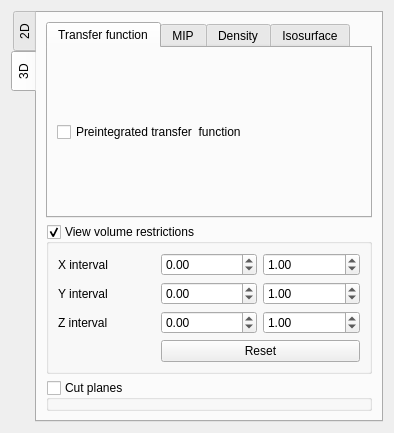
JanKolomaznik/MedV4D, file MedV4D/src/GUI/widgets/ViewerControls.ui: the form before one commit.
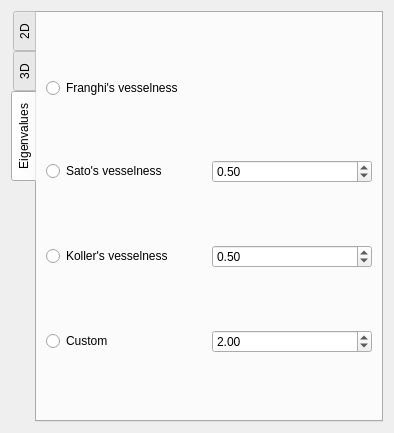
The form after the commit. The open tabs and pages were chosen to show the change. Custom widgets are drawn as their Qt base class.

Commit message: Eigenvalue shader is now controlled from the UI widgets.

```diff
--- a/MedV4D/src/GUI/widgets/ViewerControls.ui
+++ b/MedV4D/src/GUI/widgets/ViewerControls.ui
@@ -20,7 +20,7 @@
       <enum>QTabWidget::West</enum>
      </property>
      <property name="currentIndex">
-      <number>1</number>
+      <number>2</number>
      </property>
      <widget class="QWidget" name="m2DTab">
       <attribute name="title">
@@ -209,13 +209,13 @@
          </property>
          <widget class="QWidget" name="tab_4">
           <attribute name="title">
-           <string>Transfer function</string>
+           <string>Transfer Function</string>
           </attribute>
           <layout class="QGridLayout" name="gridLayout_3">
            <item row="0" column="0">
             <widget class="QCheckBox" name="mEnablePreintegratedTFCheckBox">
              <property name="text">
-              <string>Preintegrated transfer  function</string>
+              <string>Enable preintegrated transfer function</string>
              </property>
             </widget>
            </item>
@@ -379,6 +379,71 @@
        </item>
       </layout>
      </widget>
+     <widget class="QWidget" name="tab_2">
+      <attribute name="title">
+       <string>Eigenvalues</string>
+      </attribute>
+      <layout class="QGridLayout" name="gridLayout_5">
+       <item row="0" column="0">
+        <widget class="QRadioButton" name="franghisVesselnessRadioButton">
+         <property name="text">
+          <string>Franghi's vesselness</string>
+         </property>
+        </widget>
+       </item>
+       <item row="1" column="0">
+        <widget class="QRadioButton" name="satosVesselessRadioButton">
+         <property name="text">
+          <string>Sato's vesselness</string>
+         </property>
+        </widget>
+       </item>
+       <item row="1" column="1">
+        <widget class="QDoubleSpinBox" name="alphaSpinBox">
+         <property name="singleStep">
+          <double>0.100000000000000</double>
+         </property>
+         <property name="value">
+          <double>0.500000000000000</double>
+         </property>
+        </widget>
+       </item>
+       <item row="2" column="0">
+        <widget class="QRadioButton" name="kollersVesselnessRadioButton">
+         <property name="text">
+          <string>Koller's vesselness</string>
+         </property>
+        </widget>
+       </item>
+       <item row="2" column="1">
+        <widget class="QDoubleSpinBox" name="betaSpinBox">
+         <property name="singleStep">
+          <double>0.100000000000000</double>
+         </property>
+         <property name="value">
+          <double>0.500000000000000</double>
+         </property>
+        </widget>
+       </item>
+       <item row="3" column="0">
+        <widget class="QRadioButton" name="customVesselnessRadioButton">
+         <property name="text">
+          <string>Custom</string>
+         </property>
+        </widget>
+       </item>
+       <item row="3" column="1">
+        <widget class="QDoubleSpinBox" name="gammaSpinBox">
+         <property name="singleStep">
+          <double>0.100000000000000</double>
+         </property>
+         <property name="value">
+          <double>2.000000000000000</double>
+         </property>
+        </widget>
+       </item>
+      </layout>
+     </widget>
     </widget>
    </item>
   </layout>
```
Left out of the diff: 116 changed lines with no effect on the pictures. The commit also changes 9 other files.
